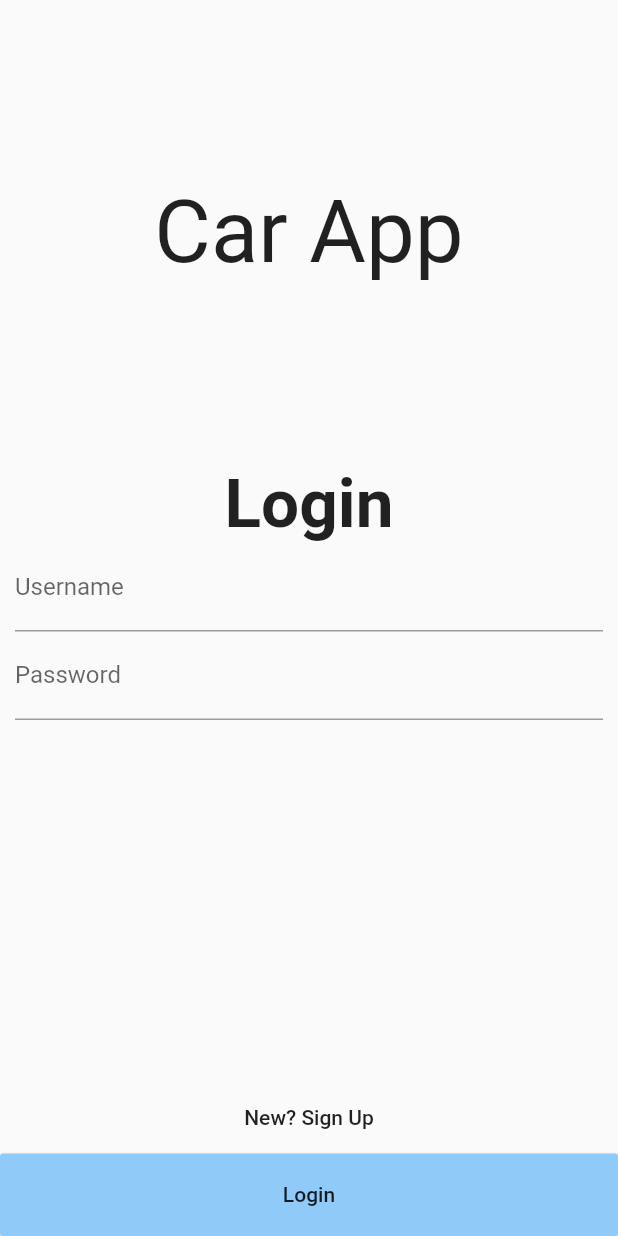
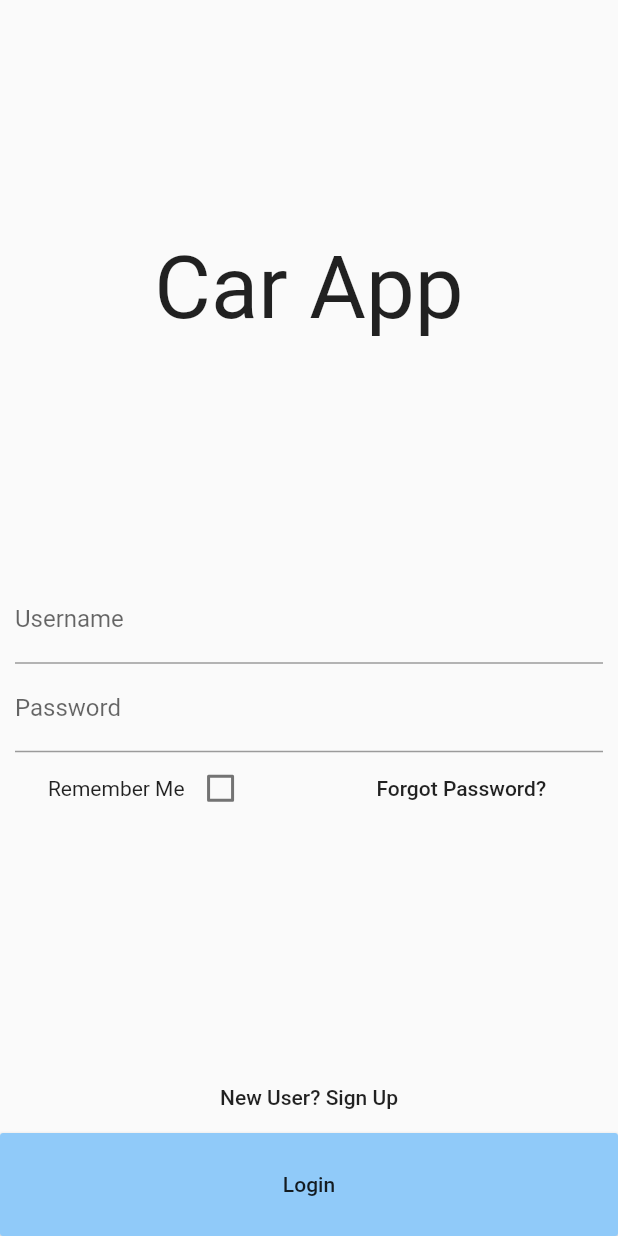
Before and after one commit to Stallion8472/Flutter_Car_Information, a Flutter app: the screen it shows after launch, on a phone screen of 412 x 824 dp. Run offline on Flutter 3.47's test engine with Material 2 defaults, Android fonts, the phone set to English and light mode, and no system bars; our stand-ins replace cloud_firestore, firebase_auth, font_awesome_flutter, rxdart; accounts and stored records are empty.

Commit message:
Added login screen feature stubs

```diff
--- a/lib/pages/LoginScreen.dart
+++ b/lib/pages/LoginScreen.dart
@@ -14,6 +14,7 @@ class _LoginScreenState extends State<LoginScreen> {
   final passwordConfirmTextController = TextEditingController();
 
   var isLogin = true;
+  var rememberUser = false;
 
   @override
   Widget build(BuildContext context) {
@@ -33,12 +34,12 @@ class _LoginScreenState extends State<LoginScreen> {
             ),
             _loginWidget(),
             Spacer(
-              flex: 2,
+              flex: 1,
             ),
             _changeLoginSignUpStateButton(),
             Container(
               width: MediaQuery.of(context).size.width,
-              height: MediaQuery.of(context).size.height / 15,
+              height: MediaQuery.of(context).size.height / 12,
               child: SizedBox.expand(
                 child: _loginSignUpButton(),
               ),
@@ -52,7 +53,7 @@ class _LoginScreenState extends State<LoginScreen> {
   Widget _changeLoginSignUpStateButton() {
     if (isLogin) {
       return MaterialButton(
-          child: Text("New? Sign Up"),
+          child: Text("New User? Sign Up"),
           onPressed: () => setState(() {
                 isLogin = !isLogin;
               }));
@@ -87,15 +88,6 @@ class _LoginScreenState extends State<LoginScreen> {
     if (isLogin) {
       return Column(
         children: <Widget>[
-          Padding(
-            padding: const EdgeInsets.fromLTRB(8.0, 0.0, 8.0, 0.0),
-            child: SizedBox(
-              width: double.infinity,
-              child: Text("Login",
-                  textAlign: TextAlign.center,
-                  style: TextStyle(fontSize: 45, fontWeight: FontWeight.bold)),
-            ),
-          ),
           Column(
             children: <Widget>[
               Padding(
@@ -114,20 +106,32 @@ class _LoginScreenState extends State<LoginScreen> {
               ),
             ],
           ),
+          Row(
+            mainAxisAlignment: MainAxisAlignment.spaceAround,
+            children: <Widget>[
+              Row(
+                children: <Widget>[
+                  Text("Remember Me"),
+                  Checkbox(
+                      value: rememberUser,
+                      onChanged: (bool newValue) {
+                        setState(() {
+                          rememberUser = !rememberUser;
+                        });
+                      }),
+                ],
+              ),
+              FlatButton(
+                child: Text("Forgot Password?"),
+                onPressed: () => {},
+              ),
+            ],
+          ),
         ],
       );
     } else {
       return Column(
         children: <Widget>[
-          Padding(
-            padding: const EdgeInsets.fromLTRB(8.0, 0.0, 8.0, 0.0),
-            child: SizedBox(
-              width: double.infinity,
-              child: Text("Sign Up",
-                  textAlign: TextAlign.center,
-                  style: TextStyle(fontSize: 45, fontWeight: FontWeight.bold)),
-            ),
-          ),
           Column(
             children: <Widget>[
               Padding(
```
